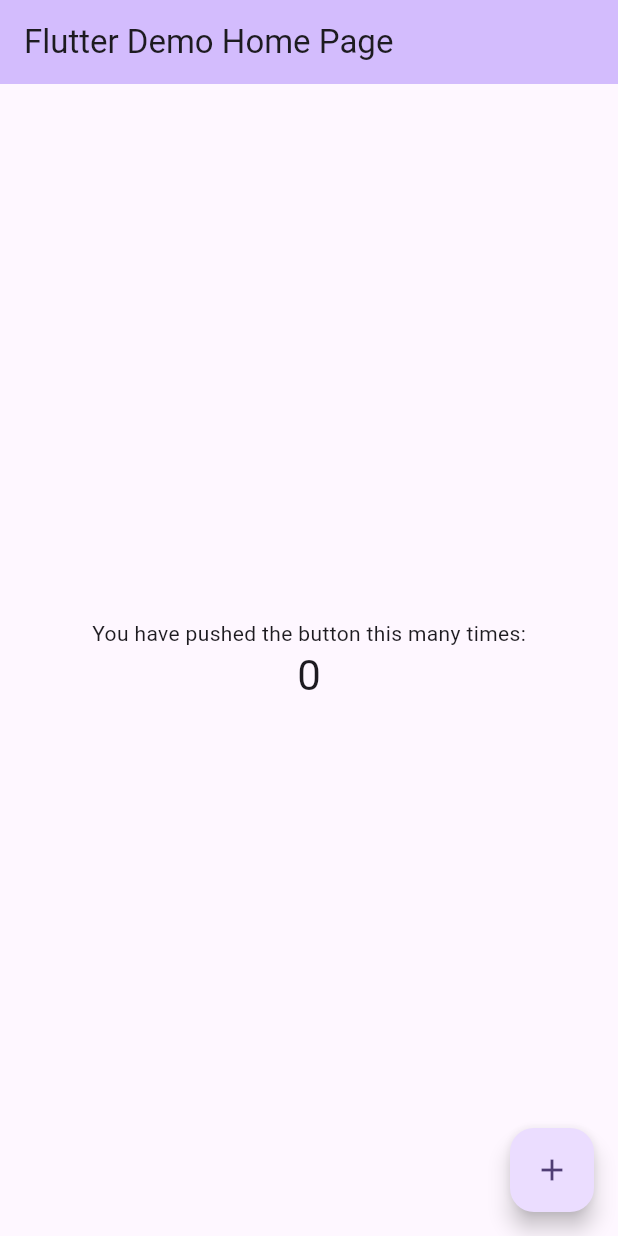
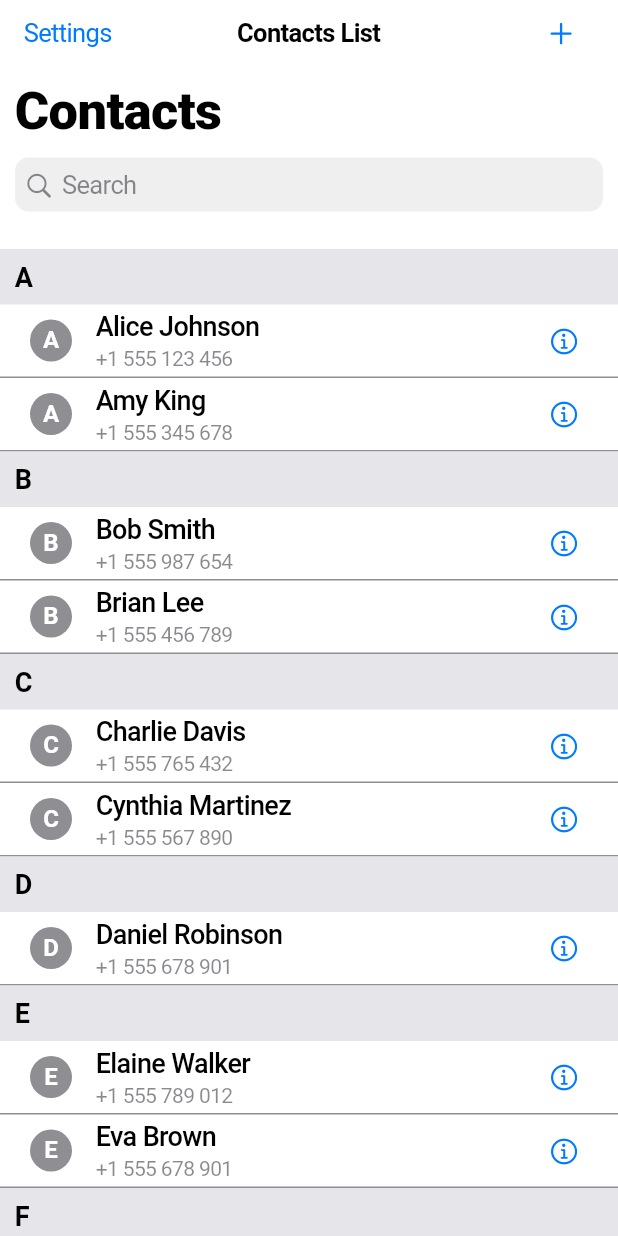
Before and after one commit to Sheroz-Akram/flutter_ios_contact_app, a Flutter app: the screen it shows after launch, on a phone screen of 412 x 824 dp. Run offline on Flutter 3.47's test engine with Material 3 defaults, Android fonts, the phone set to English and light mode, and no system bars.

Commit message:
Home Page Created

```diff
--- /dev/null
+++ b/lib/Classes/Contact.dart
@@ -0,0 +1,6 @@
+class Contact {
+  final String name;
+  final String phoneNumber;
+
+  Contact({required this.name, required this.phoneNumber});
+}
--- /dev/null
+++ b/lib/Components/ContactList.dart
@@ -0,0 +1,149 @@
+import 'package:flutter/cupertino.dart';
+import 'package:flutter/material.dart';
+import 'package:flutter_ios_contact_app/Classes/Contact.dart';
+
+// Dummy list of contacts
+final List<Contact> contacts = [
+  Contact(name: 'Alice Johnson', phoneNumber: '+1 555 123 456'),
+  Contact(name: 'Bob Smith', phoneNumber: '+1 555 987 654'),
+  Contact(name: 'Charlie Davis', phoneNumber: '+1 555 765 432'),
+  Contact(name: 'Eva Brown', phoneNumber: '+1 555 678 901'),
+  Contact(name: 'Frank Green', phoneNumber: '+1 555 234 567'),
+  Contact(name: 'Grace Adams', phoneNumber: '+1 555 345 678'),
+  Contact(name: 'Henry Scott', phoneNumber: '+1 555 456 789'),
+  Contact(name: 'Ivy Clark', phoneNumber: '+1 555 567 890'),
+  Contact(name: 'Jack Turner', phoneNumber: '+1 555 678 901'),
+  Contact(name: 'Katherine Martinez', phoneNumber: '+1 555 789 012'),
+  Contact(name: 'Liam Walker', phoneNumber: '+1 555 890 123'),
+  Contact(name: 'Paul Harris', phoneNumber: '+1 555 234 567'),
+  Contact(name: 'Quinn Robinson', phoneNumber: '+1 555 345 678'),
+  Contact(name: 'Rachel Young', phoneNumber: '+1 555 456 789'),
+  Contact(name: 'Ulysses Green', phoneNumber: '+1 555 789 012'),
+  Contact(name: 'Victoria Adams', phoneNumber: '+1 555 890 123'),
+  Contact(name: 'William Scott', phoneNumber: '+1 555 901 234'),
+  Contact(name: 'Xena Brown', phoneNumber: '+1 555 012 345'),
+  Contact(name: 'Yara Nelson', phoneNumber: '+1 555 123 456'),
+  Contact(name: 'Zachary Carter', phoneNumber: '+1 555 234 567'),
+  Contact(name: 'Amy King', phoneNumber: '+1 555 345 678'),
+  Contact(name: 'Brian Lee', phoneNumber: '+1 555 456 789'),
+  Contact(name: 'Cynthia Martinez', phoneNumber: '+1 555 567 890'),
+  Contact(name: 'Daniel Robinson', phoneNumber: '+1 555 678 901'),
+  Contact(name: 'Elaine Walker', phoneNumber: '+1 555 789 012'),
+  Contact(name: 'Georgia Lewis', phoneNumber: '+1 555 901 234'),
+  Contact(name: 'Henry Young', phoneNumber: '+1 555 012 345'),
+  Contact(name: 'Isabella Brown', phoneNumber: '+1 555 123 456'),
+  Contact(name: 'James Smith', phoneNumber: '+1 555 234 567'),
+  Contact(name: 'Katherine Johnson', phoneNumber: '+1 555 345 678'),
+  Contact(name: 'Liam Carter', phoneNumber: '+1 555 456 789'),
+  Contact(name: 'Monica Davis', phoneNumber: '+1 555 567 890'),
+  Contact(name: 'Nicholas Brown', phoneNumber: '+1 555 678 901'),
+  Contact(name: 'Olivia Green', phoneNumber: '+1 555 789 012'),
+  Contact(name: 'Steven Martinez', phoneNumber: '+1 555 123 456'),
+  Contact(name: 'Tara Lewis', phoneNumber: '+1 555 234 567'),
+  Contact(name: 'Ursula Walker', phoneNumber: '+1 555 345 678'),
+  Contact(name: 'Victor Robinson', phoneNumber: '+1 555 456 789'),
+  Contact(name: 'Wendy Harris', phoneNumber: '+1 555 567 890'),
+  Contact(name: 'Xander Young', phoneNumber: '+1 555 678 901'),
+  Contact(name: 'Yvonne King', phoneNumber: '+1 555 789 012'),
+  Contact(name: 'Zane Lewis', phoneNumber: '+1 555 890 123'),
+];
+
+class ContactListWidget extends StatelessWidget {
+  final List<Contact> contacts;
+
+  const ContactListWidget({super.key, required this.contacts});
+
+  @override
+  Widget build(BuildContext context) {
+    // Group contacts by their initial letter
+    final Map<String, List<Contact>> groupedContacts = {};
+    contacts.sort(
+        (a, b) => a.name.compareTo(b.name)); // Sort contacts alphabetically
+
+    for (var contact in contacts) {
+      final firstLetter = contact.name[0].toUpperCase();
+      if (groupedContacts[firstLetter] == null) {
+        groupedContacts[firstLetter] = [];
+      }
+      groupedContacts[firstLetter]!.add(contact);
+    }
+
+    // Create list of widgets with headers and contact tiles
+    final List<Widget> contactWidgets = [];
+    groupedContacts.forEach((letter, contacts) {
+      contactWidgets.add(
+        Container(
+          color: CupertinoTheme.of(context).barBackgroundColor,
+          width: MediaQuery.of(context).size.width,
+          child: Padding(
+            padding:
+                const EdgeInsets.symmetric(vertical: 8.0, horizontal: 10.0),
+            child: Text(
+              letter,
+              style: const TextStyle(
+                fontSize: 18,
+                fontWeight: FontWeight.bold,
+              ),
+            ),
+          ),
+        ),
+      );
+
+      contactWidgets.addAll(
+        contacts.map((contact) {
+          return Container(
+            decoration: const BoxDecoration(
+              border: Border(
+                bottom: BorderSide(
+                  color: CupertinoColors.systemGrey,
+                  width: 1.0,
+                ),
+              ),
+            ),
+            child: CupertinoListTile(
+              leading: CircleAvatar(
+                radius: 20,
+                backgroundColor: CupertinoColors.systemGrey,
+                child: Text(
+                  contact.name[0],
+                  style: const TextStyle(
+                    color: CupertinoColors.white,
+                    fontWeight: FontWeight.bold,
+                  ),
+                ),
+              ),
+              title: Text(
+                contact.name,
+                style: const TextStyle(
+                  fontSize: 18,
+                  fontWeight: FontWeight.w500,
+                ),
+              ),
+              subtitle: Text(
+                contact.phoneNumber,
+                style: const TextStyle(
+                  fontSize: 14,
+                ),
+              ),
+              trailing: CupertinoButton(
+                padding: EdgeInsets.zero,
+                child: const Icon(CupertinoIcons.info),
+                onPressed: () {
+                  // Show contact details or perform another action
+                },
+              ),
+              onTap: () {
+                // Action when tapping the contact (e.g., call the contact)
+              },
+            ),
+          );
+        }).toList(),
+      );
+    });
+
+    return ListView(
+      padding: EdgeInsets.zero, // Remove any default padding
+      children: contactWidgets,
+    );
+  }
+}
--- /dev/null
+++ b/lib/Pages/Home.dart
@@ -0,0 +1,70 @@
+import 'package:flutter/cupertino.dart';
+import 'package:flutter/material.dart';
+import 'package:flutter_ios_contact_app/Components/ContactList.dart';
+
+class HomePage extends StatefulWidget {
+  const HomePage({super.key});
+  @override
+  State<StatefulWidget> createState() {
+    return _HomePage();
+  }
+}
+
+class _HomePage extends State<HomePage> {
+  @override
+  Widget build(BuildContext context) {
+    return CupertinoPageScaffold(
+      navigationBar: CupertinoNavigationBar(
+        leading: CupertinoButton(
+            padding: EdgeInsets.zero,
+            onPressed: () {
+              // Move to Settings Bage
+            },
+            child: const Text("Settings")),
+        middle: const Text("Contacts List"),
+        trailing: CupertinoButton(
+          padding: EdgeInsets.zero,
+          child: const Icon(CupertinoIcons.add),
+          onPressed: () {
+            // Move to Add Contact Page
+          },
+        ),
+      ),
+      child: SafeArea(
+        child: Column(
+          children: [
+            const SizedBox(
+              height: 5,
+            ),
+            // Contact Title
+            const Padding(
+              padding: EdgeInsets.symmetric(horizontal: 10.0, vertical: 5.0),
+              child: Align(
+                  alignment: Alignment.centerLeft,
+                  child: Text(
+                    "Contacts",
+                    style: TextStyle(fontSize: 35, fontWeight: FontWeight.w800),
+                  )),
+            ),
+            // Search Bar
+            Padding(
+              padding:
+                  const EdgeInsets.symmetric(horizontal: 10.0, vertical: 5.0),
+              child: CupertinoSearchTextField(
+                onChanged: (value) {},
+              ),
+            ),
+
+            const SizedBox(
+              height: 20,
+            ),
+            // Contact List
+            Expanded(
+              child: ContactListWidget(contacts: contacts),
+            ),
+          ],
+        ),
+      ),
+    );
+  }
+}
--- a/lib/main.dart
+++ b/lib/main.dart
@@ -1,4 +1,5 @@
-import 'package:flutter/material.dart';
+import 'package:flutter/cupertino.dart';
+import 'package:flutter_ios_contact_app/Pages/Home.dart';
 
 void main() {
   runApp(const MyApp());
@@ -10,116 +11,13 @@
   // This widget is the root of your application.
   @override
   Widget build(BuildContext context) {
-    return MaterialApp(
+    return const CupertinoApp(
+      debugShowCheckedModeBanner: false,
       title: 'Flutter Demo',
-      theme: ThemeData(
-        // This is the theme of your application.
-        //
-        // TRY THIS: Try running your application with "flutter run". You'll see
-        // the application has a purple toolbar. Then, without quitting the app,
-        // try changing the seedColor in the colorScheme below to Colors.green
-        // and then invoke "hot reload" (save your changes or press the "hot
-        // reload" button in a Flutter-supported IDE, or press "r" if you used
-        // the command line to start the app).
-        //
-        // Notice that the counter didn't reset back to zero; the application
-        // state is not lost during the reload. To reset the state, use hot
-        // restart instead.
-        //
-        // This works for code too, not just values: Most code changes can be
-        // tested with just a hot reload.
-        colorScheme: ColorScheme.fromSeed(seedColor: Colors.deepPurple),
-        useMaterial3: true,
-      ),
-      home: const MyHomePage(title: 'Flutter Demo Home Page'),
+      theme: CupertinoThemeData(
+          brightness: Brightness.light,
+          barBackgroundColor: CupertinoColors.lightBackgroundGray),
+      home: HomePage(),
     );
   }
 }
-
-class MyHomePage extends StatefulWidget {
-  const MyHomePage({super.key, required this.title});
-
-  // This widget is the home page of your application. It is stateful, meaning
-  // that it has a State object (defined below) that contains fields that affect
-  // how it looks.
-
-  // This class is the configuration for the state. It holds the values (in this
-  // case the title) provided by the parent (in this case the App widget) and
-  // used by the build method of the State. Fields in a Widget subclass are
-  // always marked "final".
-
-  final String title;
-
-  @override
-  State<MyHomePage> createState() => _MyHomePageState();
-}
-
-class _MyHomePageState extends State<MyHomePage> {
-  int _counter = 0;
-
-  void _incrementCounter() {
-    setState(() {
-      // This call to setState tells the Flutter framework that something has
-      // changed in this State, which causes it to rerun the build method below
-      // so that the display can reflect the updated values. If we changed
-      // _counter without calling setState(), then the build method would not be
-      // called again, and so nothing would appear to happen.
-      _counter++;
-    });
-  }
-
-  @override
-  Widget build(BuildContext context) {
-    // This method is rerun every time setState is called, for instance as done
-    // by the _incrementCounter method above.
-    //
-    // The Flutter framework has been optimized to make rerunning build methods
-    // fast, so that you can just rebuild anything that needs updating rather
-    // than having to individually change instances of widgets.
-    return Scaffold(
-      appBar: AppBar(
-        // TRY THIS: Try changing the color here to a specific color (to
-        // Colors.amber, perhaps?) and trigger a hot reload to see the AppBar
-        // change color while the other colors stay the same.
-        backgroundColor: Theme.of(context).colorScheme.inversePrimary,
-        // Here we take the value from the MyHomePage object that was created by
-        // the App.build method, and use it to set our appbar title.
-        title: Text(widget.title),
-      ),
-      body: Center(
-        // Center is a layout widget. It takes a single child and positions it
-        // in the middle of the parent.
-        child: Column(
-          // Column is also a layout widget. It takes a list of children and
-          // arranges them vertically. By default, it sizes itself to fit its
-          // children horizontally, and tries to be as tall as its parent.
-          //
-          // Column has various properties to control how it sizes itself and
-          // how it positions its children. Here we use mainAxisAlignment to
-          // center the children vertically; the main axis here is the vertical
-          // axis because Columns are vertical (the cross axis would be
-          // horizontal).
-          //
-          // TRY THIS: Invoke "debug painting" (choose the "Toggle Debug Paint"
-          // action in the IDE, or press "p" in the console), to see the
-          // wireframe for each widget.
-          mainAxisAlignment: MainAxisAlignment.center,
-          children: <Widget>[
-            const Text(
-              'You have pushed the button this many times:',
-            ),
-            Text(
-              '$_counter',
-              style: Theme.of(context).textTheme.headlineMedium,
-            ),
-          ],
-        ),
-      ),
-      floatingActionButton: FloatingActionButton(
-        onPressed: _incrementCounter,
-        tooltip: 'Increment',
-        child: const Icon(Icons.add),
-      ), // This trailing comma makes auto-formatting nicer for build methods.
-    );
-  }
-}
```
